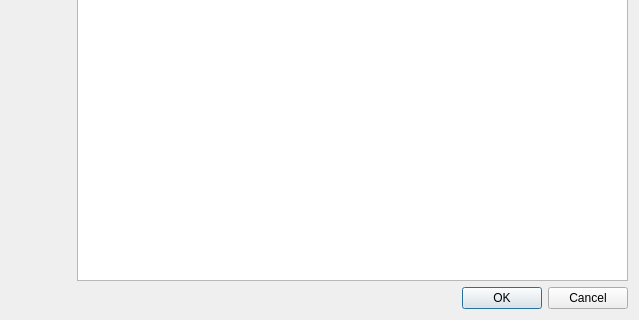
Above: aphla/gui/TinkerUtils/ui_configSaveDialog.ui from NSLS-II/aphla before the change; both pictures show x 0 to 639 and y 220 to 540 of the 639 by 540 pixel window. Below: the same form after it.
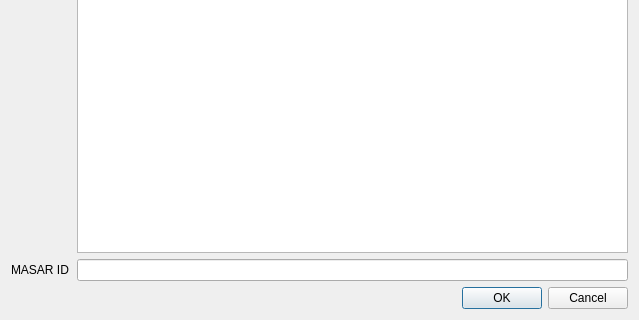
That is the form after the change.

Patch:
```diff
--- a/aphla/gui/TinkerUtils/ui_configSaveDialog.ui
+++ b/aphla/gui/TinkerUtils/ui_configSaveDialog.ui
@@ -13,8 +13,8 @@
   <property name="windowTitle">
    <string>Save Configuration File</string>
   </property>
-  <layout class="QVBoxLayout" name="verticalLayout">
-   <item>
+  <layout class="QGridLayout" name="gridLayout_2">
+   <item row="0" column="0">
     <layout class="QGridLayout" name="gridLayout">
      <item row="0" column="0">
       <widget class="QLabel" name="label">
@@ -49,6 +49,16 @@
        </property>
       </spacer>
      </item>
+     <item row="3" column="0">
+      <widget class="QLabel" name="label_3">
+       <property name="text">
+        <string>MASAR ID</string>
+       </property>
+      </widget>
+     </item>
+     <item row="3" column="1">
+      <widget class="QLineEdit" name="lineEdit_masar_id"/>
+     </item>
     </layout>
    </item>
    <item>
```
Left out of the diff: 2 changed lines with no effect on the pictures.
